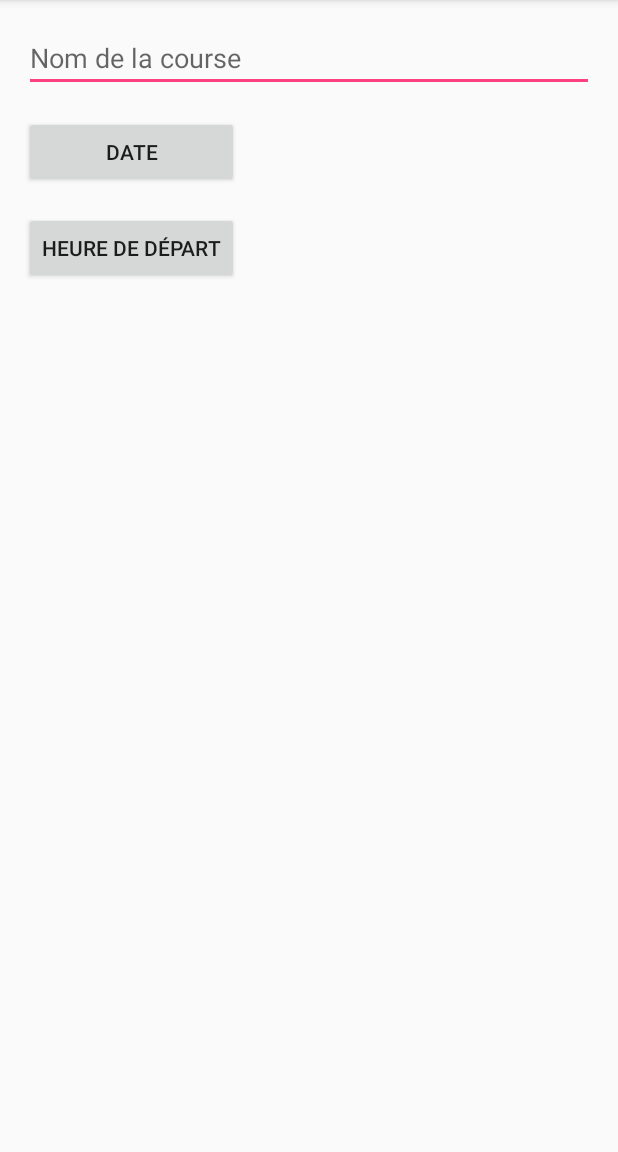
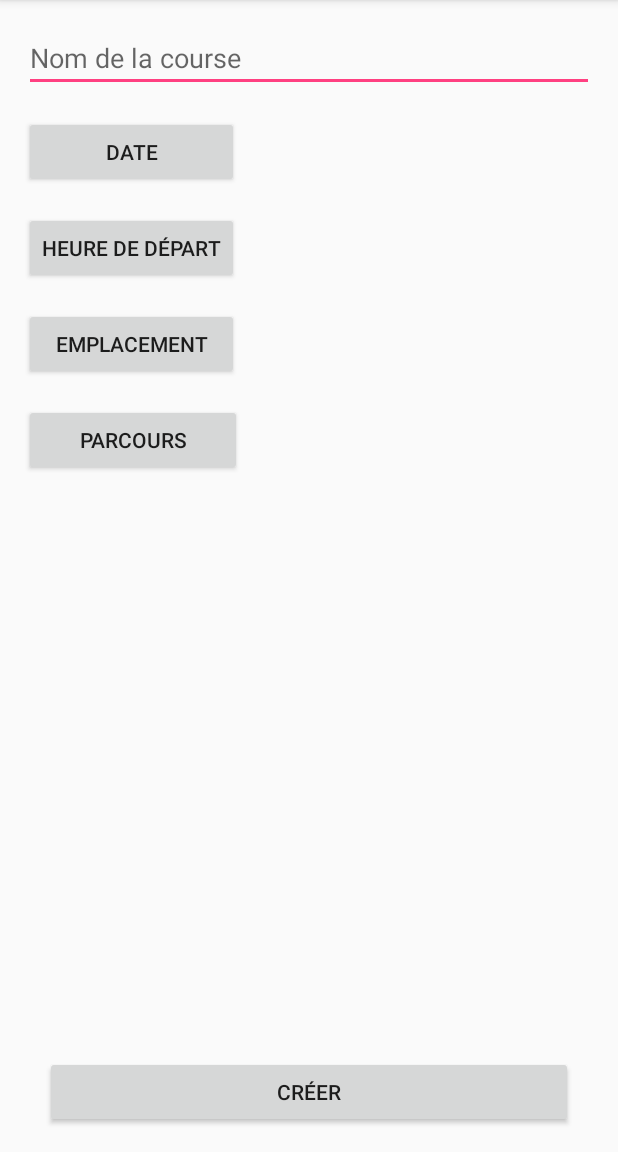
Before and after one commit to leodido99/TravailBachelor, an Android app: the CreateNewRaceActivity screen opened directly, with no data from a screen before it, on a phone screen of 412 x 824 dp, the part 84-1236 px from its top. Run offline under Robolectric (Android 15) with nearby library versions, the phone set to English and light mode, and no system bars.

Commit message:
Work on RaceTracker. Added create race location picker

```diff
--- a/src/RaceTracker/app/build.gradle
+++ b/src/RaceTracker/app/build.gradle
@@ -25,7 +25,9 @@ dependencies {
     implementation 'com.android.support.constraint:constraint-layout:1.1.0'
     implementation 'com.android.support:support-v4:27.1.1'
     implementation 'com.android.support:support-vector-drawable:27.1.1'
+    implementation 'com.google.android.gms:play-services-places:15.0.1'
     implementation 'com.google.android.gms:play-services-maps:15.0.1'
+    implementation 'com.google.android.gms:play-services-location:15.0.1'
     testImplementation 'junit:junit:4.12'
     androidTestImplementation 'com.android.support.test:runner:1.0.2'
     androidTestImplementation 'com.android.support.test.espresso:espresso-core:3.0.2'
--- a/src/RaceTracker/app/src/main/AndroidManifest.xml
+++ b/src/RaceTracker/app/src/main/AndroidManifest.xml
@@ -8,8 +8,7 @@
          location permissions for the 'MyLocation' functionality.
     -->
     <uses-permission android:name="android.permission.ACCESS_FINE_LOCATION" />
-
-    <uses-permission android:name="android.permission.INTERNET"/>
+    <uses-permission android:name="android.permission.INTERNET" />
 
     <application
         android:allowBackup="true"
@@ -77,6 +76,8 @@
             android:value="@string/google_maps_key" />
 
         <uses-library android:name="com.google.android.maps" />
+
+        <activity android:name=".activities.RaceLocationPickerActivity" />
     </application>
 
 </manifest>
--- a/src/RaceTracker/app/src/main/res/layout/activity_create_new_race.xml
+++ b/src/RaceTracker/app/src/main/res/layout/activity_create_new_race.xml
@@ -72,4 +72,55 @@
         app:layout_constraintEnd_toEndOf="parent"
         app:layout_constraintStart_toEndOf="@+id/setRaceTime" />
 
+    <Button
+        android:id="@+id/setLocation"
+        android:layout_width="0dp"
+        android:layout_height="wrap_content"
+        android:layout_marginLeft="16dp"
+        android:layout_marginStart="16dp"
+        android:layout_marginTop="16dp"
+        android:onClick="selectLocation"
+        android:text="@string/createnewrace_set_location"
+        app:layout_constraintEnd_toEndOf="@+id/setRaceTime"
+        app:layout_constraintStart_toStartOf="parent"
+        app:layout_constraintTop_toBottomOf="@+id/setRaceTime" />
+
+    <TextView
+        android:id="@+id/showLocation"
+        android:layout_width="0dp"
+        android:layout_height="wrap_content"
+        android:layout_marginEnd="16dp"
+        android:layout_marginLeft="16dp"
+        android:layout_marginRight="16dp"
+        android:layout_marginStart="16dp"
+        app:layout_constraintBaseline_toBaselineOf="@+id/setLocation"
+        app:layout_constraintEnd_toEndOf="parent"
+        app:layout_constraintStart_toEndOf="@+id/setLocation" />
+
+    <Button
+        android:id="@+id/createRace"
+        android:layout_width="352dp"
+        android:layout_height="wrap_content"
+        android:layout_marginBottom="16dp"
+        android:layout_marginEnd="16dp"
+        android:layout_marginLeft="16dp"
+        android:layout_marginRight="16dp"
+        android:layout_marginStart="16dp"
+        android:onClick="createRace"
+        android:text="@string/createnewrace_create"
+        app:layout_constraintBottom_toBottomOf="parent"
+        app:layout_constraintEnd_toEndOf="parent"
+        app:layout_constraintStart_toStartOf="parent" />
+
+    <Button
+        android:id="@+id/setCourse"
+        android:layout_width="145dp"
+        android:layout_height="wrap_content"
+        android:layout_marginLeft="16dp"
+        android:layout_marginStart="16dp"
+        android:layout_marginTop="16dp"
+        android:text="@string/createnewrace_set_course"
+        app:layout_constraintStart_toStartOf="parent"
+        app:layout_constraintTop_toBottomOf="@+id/setLocation" />
+
 </android.support.constraint.ConstraintLayout>
--- a/src/RaceTracker/app/src/main/res/values/strings.xml
+++ b/src/RaceTracker/app/src/main/res/values/strings.xml
@@ -19,4 +19,9 @@
     <string name="createnewrace_set_date">Date</string>
     <string name="createnewrace_set_time">Heure de départ</string>
     <string name="createnewrace_set_name">Nom de la course</string>
+    <string name="title_activity_maps">Map</string>
+    <string name="createnewrace_set_location">Emplacement</string>
+    <string name="createnewrace_create">Créer</string>
+    <string name="createnewrace_pick_location">Séléctionner l\'emplacement</string>
+    <string name="createnewrace_set_course">Parcours</string>
 </resources>
```
Also changed, not shown: src/RaceTracker/app/src/main/java/ch/heigvd/bisel/racetracker/activities/CreateNewRaceActivity.java (+27 -2 lines), src/RaceTracker/app/src/main/java/ch/heigvd/bisel/racetracker/activities/RaceLocationPickerActivity.java (added, +180 -0 lines), src/RaceTracker/app/src/main/res/layout/activity_race_location_picker.xml (added, +39 -0 lines).
